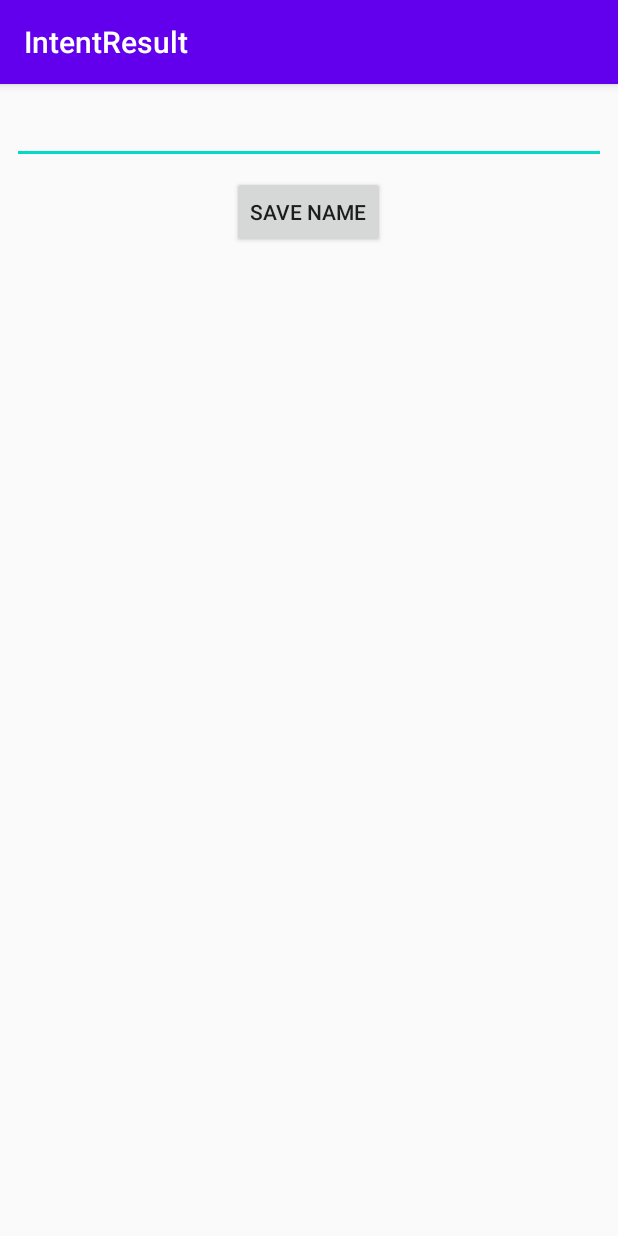
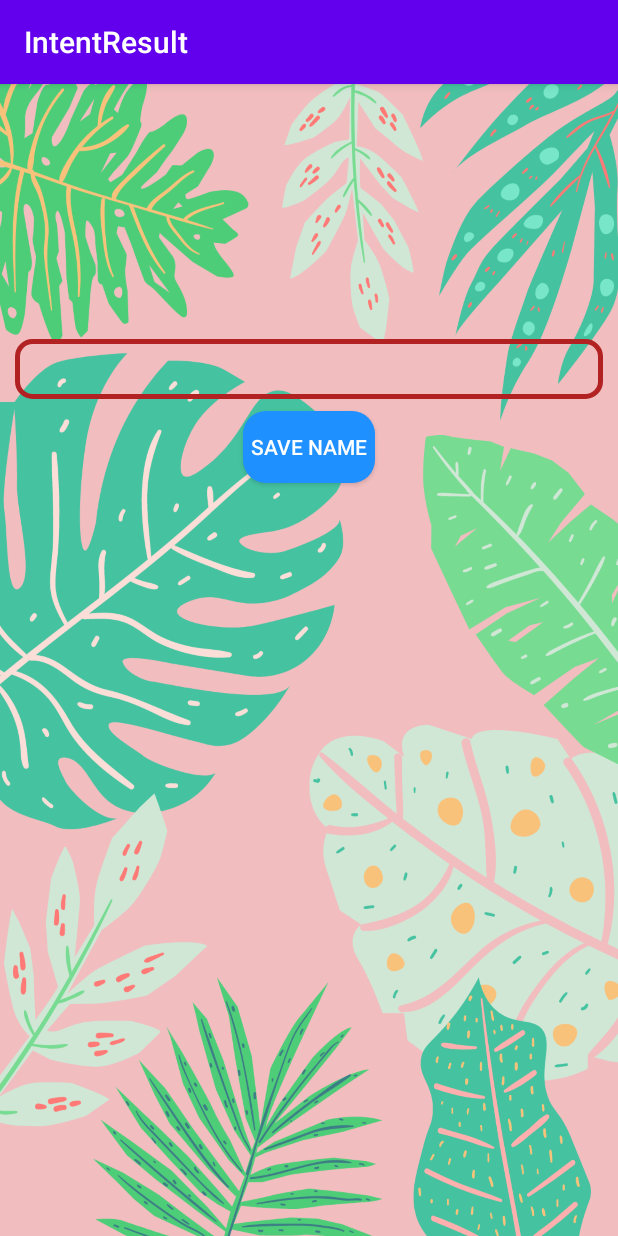
Before and after one commit to nindya20/Intent-Result, an Android app: the screen it shows after launch (EditNameActivity), after a tap on "EDIT NAME", on a phone screen of 412 x 824 dp. Run offline under Robolectric (Android 15) with nearby library versions, the phone set to English and light mode, and no system bars; our stand-ins replace ButterKnife.

Commit message:
second commit

```diff
--- a/app/src/main/java/com/dicoding/picodiploma/intentresult/EditNameActivity.java
+++ b/app/src/main/java/com/dicoding/picodiploma/intentresult/EditNameActivity.java
@@ -18,7 +18,6 @@ public class EditNameActivity extends AppCompatActivity {
     EditText editText2;
     @BindView(R.id.btn_save)
     Button btnSave;
-
     @Override
     protected void onCreate(Bundle savedInstanceState) {
         super.onCreate(savedInstanceState);
--- a/app/src/main/java/com/dicoding/picodiploma/intentresult/MainActivity.java
+++ b/app/src/main/java/com/dicoding/picodiploma/intentresult/MainActivity.java
@@ -28,12 +28,13 @@ public class MainActivity extends AppCompatActivity {
 
     @OnClick(R.id.btn_edit)
     public void onViewClicked() {
-        Intent intent = new Intent(MainActivity.this, EditNameActivity.class);
+        Intent intent = new Intent(this, EditNameActivity.class);
         startActivityForResult(intent, RC_EDIT_NAME);
     }
 
     @Override
     protected void onActivityResult(int requestCode, int resultCode, Intent data) {
+        super.onActivityResult(requestCode, resultCode, data);
         if (requestCode == RC_EDIT_NAME && resultCode == RESULT_OK) {
             String name =
                     data.getExtras().getString(EditNameActivity.EXTRA_NAME);
--- /dev/null
+++ b/app/src/main/res/drawable/custom.xml
@@ -0,0 +1,6 @@
+<?xml version="1.0" encoding="utf-8"?>
+<shape xmlns:android="http://schemas.android.com/apk/res/android"
+    android:shape="rectangle">
+    <solid android:color="#1E90FF" />
+    <corners android:radius="15dp" />
+</shape>
--- /dev/null
+++ b/app/src/main/res/drawable/round_border.xml
@@ -0,0 +1,8 @@
+<?xml version="1.0" encoding="utf-8"?>
+<shape xmlns:android="http://schemas.android.com/apk/res/android"
+    android:shape="rectangle">
+    <stroke
+        android:width="3dp"
+        android:color="#B22222" />
+    <corners android:radius="10dp" />
+</shape>
--- a/app/src/main/res/layout/activity_edit_name.xml
+++ b/app/src/main/res/layout/activity_edit_name.xml
@@ -1,26 +1,33 @@
-<?xml version="1 .0" encoding="utf-8"?>
+<?xml version="1.0" encoding="utf-8"?>
 <RelativeLayout xmlns:android="http://schemas.android.com/apk/res/android"
+    xmlns:tools="http://schemas.android.com/tools"
     android:layout_width="match_parent"
-    android:layout_height="match_parent">
+    android:layout_height="match_parent"
+    android:background="@drawable/bg1">
 
     <EditText
         android:id="@+id/editText2"
         android:layout_width="match_parent"
-        android:layout_height="wrap_content"
-        android:layout_marginLeft="8dp"
-        android:layout_marginTop="8dp"
-        android:layout_marginRight="8dp"
-        android:ems="10"
-        android:inputType="textPersonName" />
+        android:layout_height="40dp"
+        android:layout_marginLeft="10dp"
+        android:layout_marginTop="170dp"
+        android:layout_marginRight="10dp"
+        android:autofillHints=""
+        android:background="@drawable/round_border"
+        android:ems="15"
+        android:inputType="textPersonName"
+        tools:ignore="LabelFor" />
 
     <Button
         android:id="@+id/btn_save"
         android:layout_width="wrap_content"
         android:layout_height="wrap_content"
+        android:layout_marginLeft="8dp"
         android:layout_below="@id/editText2"
         android:layout_centerHorizontal="true"
-        android:layout_marginLeft="8dp"
+        android:layout_marginRight="8dp"
         android:layout_marginTop="8dp"
-        android:layout_marginRight="8dp"
-        android:text="Save Name" />
+        android:background="@drawable/custom"
+        android:text="@string/save_name"
+        android:textColor="#ffffff" />
 </RelativeLayout>
--- a/app/src/main/res/values/strings.xml
+++ b/app/src/main/res/values/strings.xml
@@ -1,3 +1,4 @@
 <resources>
     <string name="app_name">IntentResult</string>
+    <string name="save_name">Save Name</string>
 </resources>
```
Also changed, not shown: app/build.gradle (+6 -2 lines), app/src/main/res/layout/activity_main.xml (+15 -6 lines), app/src/main/res/drawable/bg1.png (added), app/src/main/res/drawable/bg2.png (added).
